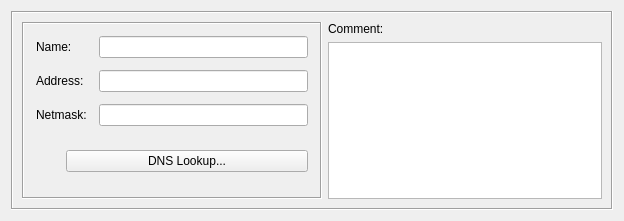
fwbuilder/fwbuilder, file src/gui/ipv4dialog_q.ui: the form before one commit.
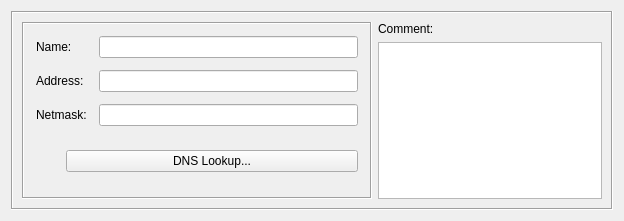
The form after the commit.

```diff
--- a/src/gui/ipv4dialog_q.ui
+++ b/src/gui/ipv4dialog_q.ui
@@ -41,13 +41,13 @@
         </property>
         <property name="minimumSize" >
          <size>
-          <width>300</width>
+          <width>350</width>
           <height>0</height>
          </size>
         </property>
         <property name="maximumSize" >
          <size>
-          <width>300</width>
+          <width>350</width>
           <height>16777215</height>
          </size>
         </property>
```
Left out of the diff: 1 changed line with no effect on the pictures.
